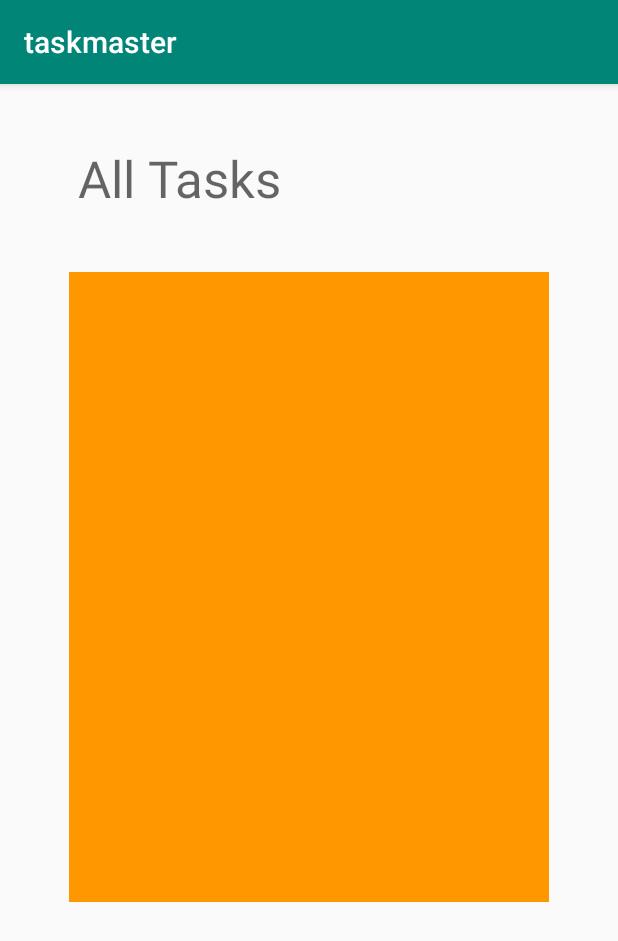
After one commit to lucasjwilber/taskmaster, an Android app: the AllTasksActivity screen opened directly, with no data from a screen before it, on a phone screen of 412 x 824 dp. The commit adds this screen. Shown: the top 941 px of the screen. Run offline under Robolectric (Android 15) with nearby library versions, the phone set to English and light mode, and no system bars.

Commit message:
added allTasks activity and link, added a function for the add task button

```diff
--- a/app/src/main/AndroidManifest.xml
+++ b/app/src/main/AndroidManifest.xml
@@ -9,7 +9,8 @@
         android:roundIcon="@mipmap/ic_launcher_round"
         android:supportsRtl="true"
         android:theme="@style/AppTheme">
-        <activity android:name=".AddTaskActivity"></activity>
+        <activity android:name=".AllTasksActivity"></activity>
+        <activity android:name=".AddTaskActivity" />
         <activity android:name=".MainActivity">
             <intent-filter>
                 <action android:name="android.intent.action.MAIN" />
--- a/app/src/main/java/com/example/taskmaster/AddTaskActivity.java
+++ b/app/src/main/java/com/example/taskmaster/AddTaskActivity.java
@@ -2,7 +2,9 @@ package com.example.taskmaster;
 
 import androidx.appcompat.app.AppCompatActivity;
 
+import android.content.Intent;
 import android.os.Bundle;
+import android.view.View;
 
 public class AddTaskActivity extends AppCompatActivity {
 
@@ -11,4 +13,8 @@ public class AddTaskActivity extends AppCompatActivity {
         super.onCreate(savedInstanceState);
         setContentView(R.layout.activity_add_task);
     }
+    public void addTaskButtonClicked(View v) {
+        View submitMessage = findViewById(R.id.submitMessage);
+        submitMessage.setVisibility(View.VISIBLE);
+    }
 }
--- /dev/null
+++ b/app/src/main/java/com/example/taskmaster/AllTasksActivity.java
@@ -0,0 +1,14 @@
+package com.example.taskmaster;
+
+import androidx.appcompat.app.AppCompatActivity;
+
+import android.os.Bundle;
+
+public class AllTasksActivity extends AppCompatActivity {
+
+    @Override
+    protected void onCreate(Bundle savedInstanceState) {
+        super.onCreate(savedInstanceState);
+        setContentView(R.layout.activity_all_tasks);
+    }
+}
--- a/app/src/main/java/com/example/taskmaster/MainActivity.java
+++ b/app/src/main/java/com/example/taskmaster/MainActivity.java
@@ -21,4 +21,9 @@ public class MainActivity extends AppCompatActivity {
         startActivity(intent);
     }
 
+    public void goToAllTasksActivity(View v) {
+        Intent intent = new Intent(this, AllTasksActivity.class);
+        startActivity(intent);
+    }
+
 }
--- /dev/null
+++ b/app/src/main/res/layout/activity_all_tasks.xml
@@ -0,0 +1,36 @@
+<?xml version="1.0" encoding="utf-8"?>
+<androidx.constraintlayout.widget.ConstraintLayout xmlns:android="http://schemas.android.com/apk/res/android"
+    xmlns:app="http://schemas.android.com/apk/res-auto"
+    xmlns:tools="http://schemas.android.com/tools"
+    android:layout_width="match_parent"
+    android:layout_height="match_parent"
+    tools:context=".AllTasksActivity">
+
+    <TextView
+        android:id="@+id/textView6"
+        android:layout_width="wrap_content"
+        android:layout_height="wrap_content"
+        android:layout_marginStart="52dp"
+        android:layout_marginTop="40dp"
+        android:text="All Tasks"
+        android:textAppearance="@style/TextAppearance.AppCompat.Display1"
+        app:layout_constraintStart_toStartOf="parent"
+        app:layout_constraintTop_toTopOf="parent"
+        tools:text="All Tasks" />
+
+    <ImageView
+        android:id="@+id/imageView"
+        android:layout_width="320dp"
+        android:layout_height="420dp"
+        android:layout_marginStart="52dp"
+        android:layout_marginTop="40dp"
+        android:layout_marginEnd="52dp"
+        android:background="#FF9800"
+        app:layout_constraintBottom_toBottomOf="parent"
+        app:layout_constraintEnd_toEndOf="parent"
+        app:layout_constraintHorizontal_bias="0.538"
+        app:layout_constraintStart_toStartOf="parent"
+        app:layout_constraintTop_toBottomOf="@+id/textView6"
+        app:layout_constraintVertical_bias="0.0"
+        tools:srcCompat="@tools:sample/backgrounds/scenic[3]" />
+</androidx.constraintlayout.widget.ConstraintLayout>
```
Also changed, not shown: app/src/main/res/layout/activity_add_task.xml (+20 -1 lines), app/src/main/res/layout/activity_main.xml (+6 -1 lines).
